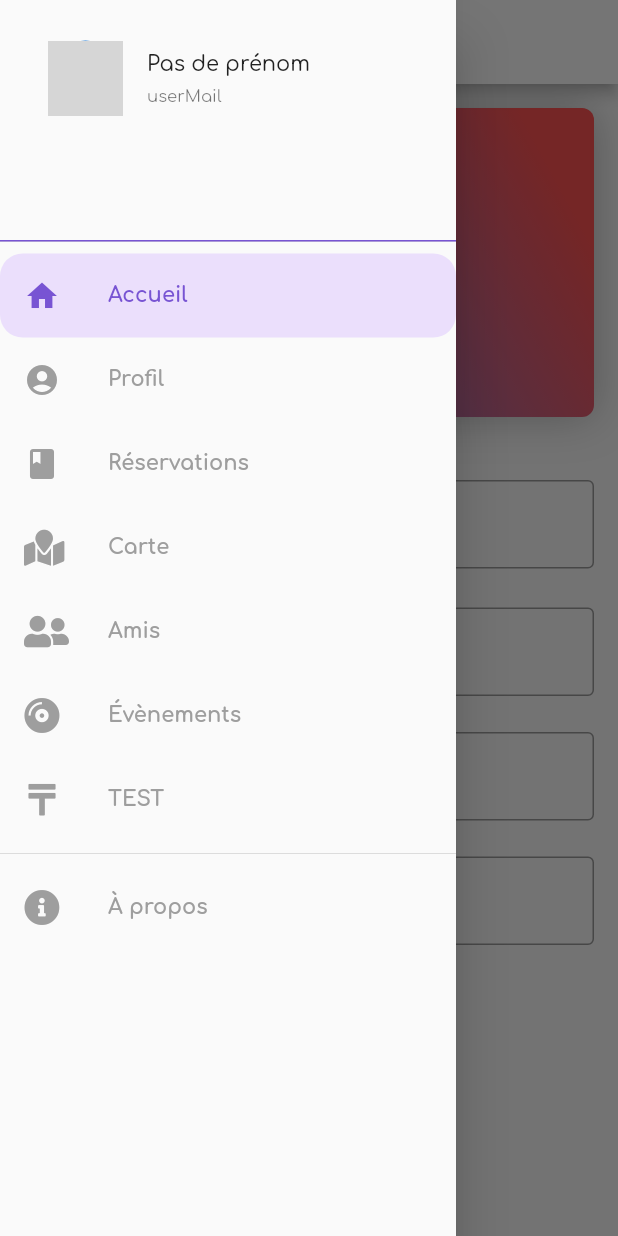
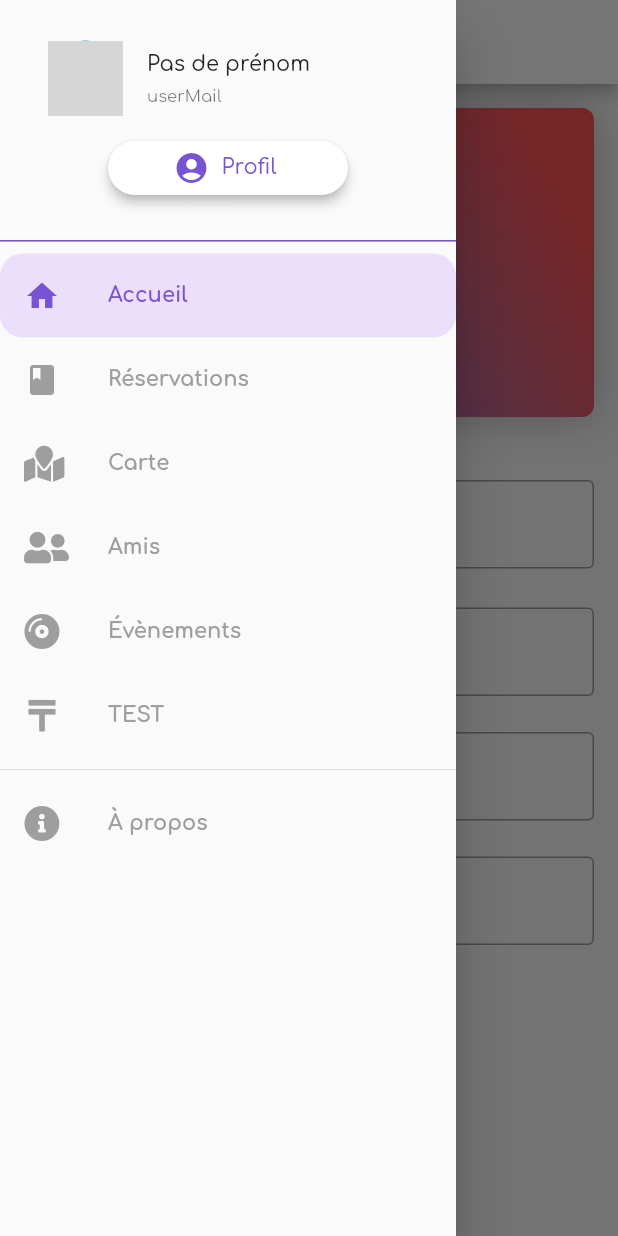
Before and after one commit to jeremySrgt/lynightProject, a Flutter app: the CarteCredit screen opened by its route, with the side drawer open, on a phone screen of 412 x 824 dp. Run offline on Flutter 3.47's test engine with Material 2 defaults, Android fonts, the phone set to English and light mode, and no system bars; our stand-ins replace cloud_firestore, firebase_auth, firebase_storage, flutter_datetime_picker, flutter_slidable, font_awesome_flutter and 8 more; missing offline and left inert: qr_mobile_vision; accounts and stored records are empty; network calls fail; project files that could hold a hidden picture were left out; grey boxes are pictures that could not be loaded.

Commit message:
drawer change, now the profil is accessible on top and user are able to log out from the profil page

```diff
--- a/lib/widgets/slider.dart
+++ b/lib/widgets/slider.dart
@@ -76,21 +76,28 @@ class _CustomSliderState extends State<CustomSlider> {
               style: TextStyle(fontSize: 11.0),
             ),
           ),
-          widget.activePage == 'Accueil' ? RaisedButton(
-            elevation: 5.0,
+          ButtonTheme(
+            minWidth: 160.0,
+            child: RaisedButton.icon(
+              elevation: 3.0,
               shape: RoundedRectangleBorder(
                   borderRadius: BorderRadius.circular(30.0)),
-            child: Text(
-              'Déconnexion',
+              label: Text(
+                'Profil',
                 style: TextStyle(
                   fontSize: 14.0,
                   color: Theme.of(context).primaryColor,
                 ),
               ),
+              icon: Icon(Icons.account_circle),
               color: Colors.white,
               textColor: Theme.of(context).primaryColor,
-            onPressed: widget.signOut,
-          ): Container(),
+              onPressed: (){
+                Provider.of<DrawerStateInfo>(context).setCurrentDrawer(10);
+                Navigator.pushReplacement(context ,MaterialPageRoute(builder: (BuildContext context) => UserProfil(onSignOut: widget.signOut)));
+              },
+            ),
+          )
         ],
       ),
       decoration: BoxDecoration(
@@ -222,13 +229,13 @@ class _CustomSliderState extends State<CustomSlider> {
                 : BoxDecoration(),
             child: ListTile(
               leading: Icon(
-                Icons.account_circle,
+                Icons.book,
                 color: currentDrawer == 1
                     ? Theme.of(context).primaryColor
                     : Colors.grey,
               ),
               title: Text(
-                'Profil',
+                'Réservations',
                 style: TextStyle(
                   fontWeight: FontWeight.bold,
                   color: currentDrawer == 1
@@ -238,9 +245,9 @@ class _CustomSliderState extends State<CustomSlider> {
               ),
               onTap: () {
                 Navigator.of(context).pop();
-                if(widget.activePage == 'Profil') return;
+                if(widget.activePage == 'Reservations') return;
                 Provider.of<DrawerStateInfo>(context).setCurrentDrawer(1);
-                Navigator.pushReplacement(context ,MaterialPageRoute(builder: (BuildContext context) => UserProfil()));
+                Navigator.pushReplacement(context ,MaterialPageRoute(builder: (BuildContext context) => ListPage()));
               },
             ),
           ),
@@ -252,13 +259,13 @@ class _CustomSliderState extends State<CustomSlider> {
                 : BoxDecoration(),
             child: ListTile(
               leading: Icon(
-                Icons.book,
+                FontAwesomeIcons.mapMarked,
                 color: currentDrawer == 2
                     ? Theme.of(context).primaryColor
                     : Colors.grey,
               ),
               title: Text(
-                'Réservations',
+                'Carte',
                 style: TextStyle(
                   fontWeight: FontWeight.bold,
                   color: currentDrawer == 2
@@ -268,9 +275,9 @@ class _CustomSliderState extends State<CustomSlider> {
               ),
               onTap: () {
                 Navigator.of(context).pop();
-                if(widget.activePage == 'Reservations') return;
+                if(widget.activePage == 'Maps') return;
                 Provider.of<DrawerStateInfo>(context).setCurrentDrawer(2);
-                Navigator.pushReplacement(context ,MaterialPageRoute(builder: (BuildContext context) => ListPage()));
+                Navigator.pushReplacementNamed(context, '/maps');
               },
             ),
           ),
@@ -282,13 +289,13 @@ class _CustomSliderState extends State<CustomSlider> {
                 : BoxDecoration(),
             child: ListTile(
               leading: Icon(
-                FontAwesomeIcons.mapMarked,
+                FontAwesomeIcons.userFriends,
                 color: currentDrawer == 3
                     ? Theme.of(context).primaryColor
                     : Colors.grey,
               ),
               title: Text(
-                'Carte',
+                'Amis',
                 style: TextStyle(
                   fontWeight: FontWeight.bold,
                   color: currentDrawer == 3
@@ -296,11 +303,12 @@ class _CustomSliderState extends State<CustomSlider> {
                       : Colors.grey,
                 ),
               ),
+              trailing: _showNotifFriendRequest(),
               onTap: () {
                 Navigator.of(context).pop();
-                if(widget.activePage == 'Maps') return;
+                if(widget.activePage == 'Amis') return;
                 Provider.of<DrawerStateInfo>(context).setCurrentDrawer(3);
-                Navigator.pushReplacementNamed(context, '/maps');
+                Navigator.pushReplacement(context ,MaterialPageRoute(builder: (BuildContext context) => FriendsPage()));
               },
             ),
           ),
@@ -312,39 +320,8 @@ class _CustomSliderState extends State<CustomSlider> {
                 : BoxDecoration(),
             child: ListTile(
               leading: Icon(
-                FontAwesomeIcons.userFriends,
+                FontAwesomeIcons.compactDisc,
                 color: currentDrawer == 4
-                    ? Theme.of(context).primaryColor
-                    : Colors.grey,
-              ),
-              title: Text(
-                'Amis',
-                style: TextStyle(
-                  fontWeight: FontWeight.bold,
-                  color: currentDrawer == 4
-                      ? Theme.of(context).primaryColor
-                      : Colors.grey,
-                ),
-              ),
-              trailing: _showNotifFriendRequest(),
-              onTap: () {
-                Navigator.of(context).pop();
-                if(widget.activePage == 'Amis') return;
-                Provider.of<DrawerStateInfo>(context).setCurrentDrawer(4);
-                Navigator.pushReplacement(context ,MaterialPageRoute(builder: (BuildContext context) => FriendsPage()));
-              },
-            ),
-          ),
-          Container(
-            decoration: currentDrawer == 5
-                ? BoxDecoration(
-                color: Color(0xFFebdffc),
-                borderRadius: BorderRadius.circular(15.0))
-                : BoxDecoration(),
-            child: ListTile(
-              leading: Icon(
-                FontAwesomeIcons.compactDisc,
-                color: currentDrawer == 5
                     ? Theme.of(context).primaryColor
                     : Colors.grey,
               ),
@@ -352,7 +329,7 @@ class _CustomSliderState extends State<CustomSlider> {
                 'Évènements',
                 style: TextStyle(
                   fontWeight: FontWeight.bold,
-                  color: currentDrawer == 5
+                  color: currentDrawer == 4
                       ? Theme.of(context).primaryColor
                       : Colors.grey,
                 ),
@@ -366,13 +343,46 @@ class _CustomSliderState extends State<CustomSlider> {
               onTap: () {
                 Navigator.of(context).pop();
                 if(widget.activePage == 'Invitation') return;
-                Provider.of<DrawerStateInfo>(context).setCurrentDrawer(5);
+                Provider.of<DrawerStateInfo>(context).setCurrentDrawer(4);
                 Navigator.pushReplacement(context ,MaterialPageRoute(builder: (BuildContext context) => EventInvitation()));
               },
             ),
           ),
 
 
+          Container(
+            decoration: currentDrawer == 5
+                ? BoxDecoration(
+                color: Color(0xFFebdffc),
+                borderRadius: BorderRadius.circular(15.0))
+                : BoxDecoration(),
+            child: ListTile(
+              leading: Icon(
+                FontAwesomeIcons.tenge,
+                color: currentDrawer == 5
+                    ? Theme.of(context).primaryColor
+                    : Colors.grey,
+              ),
+              title: Text(
+                'TEST',
+                style: TextStyle(
+                  fontWeight: FontWeight.bold,
+                  color: currentDrawer == 5
+                      ? Theme.of(context).primaryColor
+                      : Colors.grey,
+                ),
+              ),
+              onTap: () {
+                Navigator.of(context).pop();
+                if(widget.activePage == 'test') return;
+                Provider.of<DrawerStateInfo>(context).setCurrentDrawer(5);
+                Navigator.pushReplacement(context ,MaterialPageRoute(builder: (BuildContext context) => TestAdminBoite()));
+              },
+            ),
+          ),
+
+
+          Divider(),
           Container(
             decoration: currentDrawer == 6
                 ? BoxDecoration(
@@ -381,13 +391,13 @@ class _CustomSliderState extends State<CustomSlider> {
                 : BoxDecoration(),
             child: ListTile(
               leading: Icon(
-                FontAwesomeIcons.tenge,
+                FontAwesomeIcons.infoCircle,
                 color: currentDrawer == 6
                     ? Theme.of(context).primaryColor
                     : Colors.grey,
               ),
               title: Text(
-                'TEST',
+                'À propos',
                 style: TextStyle(
                   fontWeight: FontWeight.bold,
                   color: currentDrawer == 6
@@ -397,41 +407,8 @@ class _CustomSliderState extends State<CustomSlider> {
               ),
               onTap: () {
                 Navigator.of(context).pop();
-                if(widget.activePage == 'test') return;
+                if(widget.activePage == 'about') return;
                 Provider.of<DrawerStateInfo>(context).setCurrentDrawer(6);
-                Navigator.pushReplacement(context ,MaterialPageRoute(builder: (BuildContext context) => TestAdminBoite()));
-              },
-            ),
-          ),
-
-
-          Divider(),
-          Container(
-            decoration: currentDrawer == 7
-                ? BoxDecoration(
-                    color: Color(0xFFebdffc),
-                    borderRadius: BorderRadius.circular(15.0))
-                : BoxDecoration(),
-            child: ListTile(
-              leading: Icon(
-                FontAwesomeIcons.infoCircle,
-                color: currentDrawer == 7
-                    ? Theme.of(context).primaryColor
-                    : Colors.grey,
-              ),
-              title: Text(
-                'À propos',
-                style: TextStyle(
-                  fontWeight: FontWeight.bold,
-                  color: currentDrawer == 7
-                      ? Theme.of(context).primaryColor
-                      : Colors.grey,
-                ),
-              ),
-              onTap: () {
-                Navigator.of(context).pop();
-                if(widget.activePage == 'about') return;
-                Provider.of<DrawerStateInfo>(context).setCurrentDrawer(7);
                 Navigator.pushReplacementNamed(context, '/about');
               },
             ),
```
Also changed, not shown: lib/profilUtilisateur/profilUtilisateur.dart (+9 -1 lines). Lines whose indentation alone changed are shown as unchanged.
